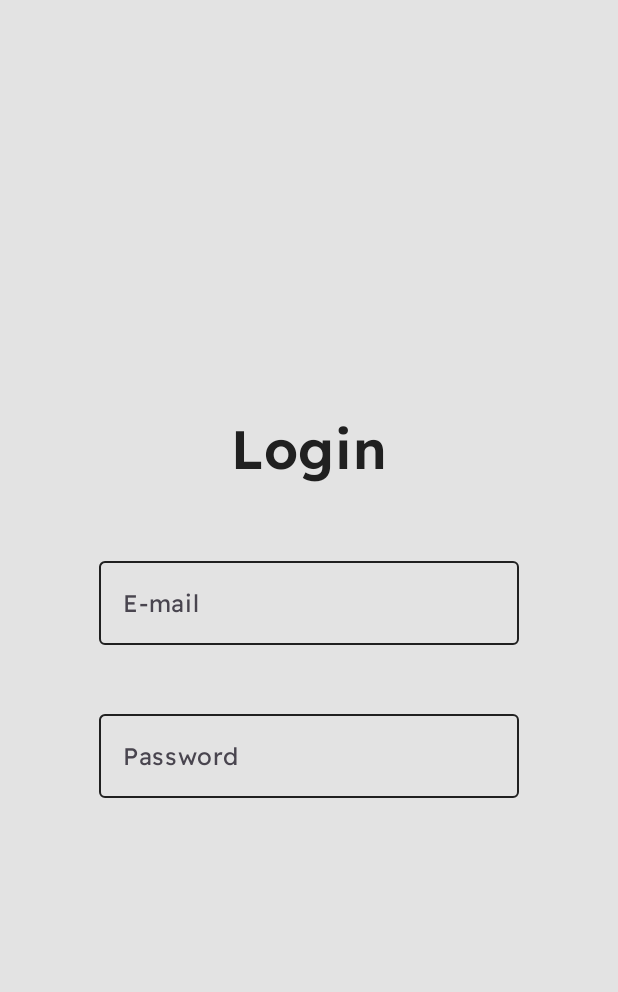
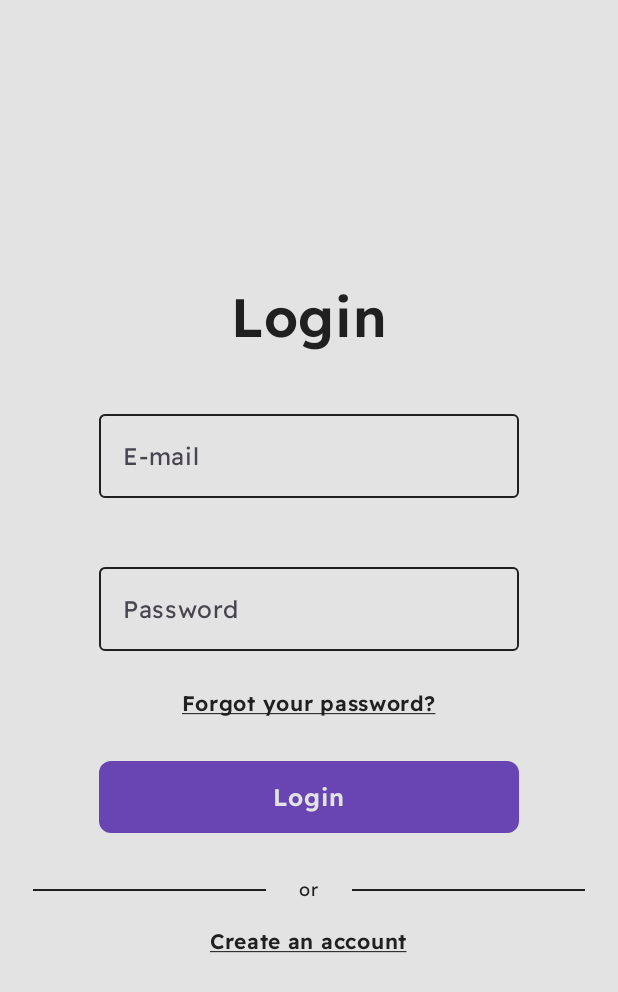
Before and after one commit to przemek06/iot_mobile, an Android app built with Jetpack Compose: the screen it shows after launch (MainActivity), on a phone screen of 412 x 824 dp. Shown: the top 992 px of the screen. Run offline under Robolectric (Android 15) with nearby library versions, the phone set to English and light mode, and no system bars.

Commit message:
finished login screens

```diff
--- a/frontend/app/src/main/java/edu/pwr/iotmobile/androidimcs/ui/components/ButtonCommon.kt
+++ b/frontend/app/src/main/java/edu/pwr/iotmobile/androidimcs/ui/components/ButtonCommon.kt
@@ -12,6 +12,7 @@ import androidx.compose.runtime.Composable
 import androidx.compose.runtime.remember
 import androidx.compose.ui.Modifier
 import androidx.compose.ui.graphics.Color
+import androidx.compose.ui.text.font.FontWeight
 import androidx.compose.ui.unit.Dp
 import edu.pwr.iotmobile.androidimcs.ui.extensions.conditional
 import edu.pwr.iotmobile.androidimcs.ui.theme.Dimensions
@@ -64,6 +65,7 @@ fun ButtonCommon(
         Text(
             text = text,
             style = MaterialTheme.typography.bodyLarge,
+            fontWeight = FontWeight.SemiBold,
             color = textColor
         )
     }
--- /dev/null
+++ b/frontend/app/src/main/java/edu/pwr/iotmobile/androidimcs/ui/components/OrDivider.kt
@@ -0,0 +1,42 @@
+package edu.pwr.iotmobile.androidimcs.ui.components
+
+import androidx.compose.foundation.layout.Row
+import androidx.compose.foundation.layout.RowScope
+import androidx.compose.foundation.layout.fillMaxWidth
+import androidx.compose.foundation.layout.padding
+import androidx.compose.material3.Divider
+import androidx.compose.material3.MaterialTheme
+import androidx.compose.material3.Text
+import androidx.compose.runtime.Composable
+import androidx.compose.ui.Alignment
+import androidx.compose.ui.Modifier
+import androidx.compose.ui.res.stringResource
+import androidx.compose.ui.unit.dp
+import edu.pwr.iotmobile.androidimcs.R
+import edu.pwr.iotmobile.androidimcs.ui.theme.Dimensions
+
+@Composable
+fun OrDivider() {
+    Row(
+        modifier = Modifier.fillMaxWidth(),
+        verticalAlignment = Alignment.CenterVertically
+    ) {
+        CustomDivider()
+        Text(
+            modifier = Modifier.padding(horizontal = Dimensions.space22),
+            text = stringResource(id = R.string.or),
+            style = MaterialTheme.typography.bodySmall,
+            color = MaterialTheme.colorScheme.onBackground
+        )
+        CustomDivider()
+    }
+}
+
+@Composable
+private fun RowScope.CustomDivider() {
+    Divider(
+        modifier = Modifier.weight(weight = 1f, fill = true),
+        thickness = 1.dp,
+        color = MaterialTheme.colorScheme.onBackground
+    )
+}
--- /dev/null
+++ b/frontend/app/src/main/java/edu/pwr/iotmobile/androidimcs/ui/components/TextLink.kt
@@ -0,0 +1,24 @@
+package edu.pwr.iotmobile.androidimcs.ui.components
+
+import androidx.compose.foundation.clickable
+import androidx.compose.material3.MaterialTheme
+import androidx.compose.material3.Text
+import androidx.compose.runtime.Composable
+import androidx.compose.ui.Modifier
+import androidx.compose.ui.text.font.FontWeight
+import androidx.compose.ui.text.style.TextDecoration
+
+@Composable
+fun TextLink(
+    text: String,
+    onClick: () -> Unit
+) {
+    Text(
+        modifier = Modifier.clickable { onClick() },
+        text = text,
+        style = MaterialTheme.typography.bodyMedium,
+        fontWeight = FontWeight.SemiBold,
+        textDecoration = TextDecoration.Underline,
+        color = MaterialTheme.colorScheme.onBackground
+    )
+}
--- a/frontend/app/src/main/java/edu/pwr/iotmobile/androidimcs/ui/navigation/NavigationGraph.kt
+++ b/frontend/app/src/main/java/edu/pwr/iotmobile/androidimcs/ui/navigation/NavigationGraph.kt
@@ -9,6 +9,7 @@ import androidx.navigation.compose.NavHost
 import androidx.navigation.NavHostController
 import androidx.navigation.compose.composable
 import edu.pwr.iotmobile.androidimcs.ui.screens.account.AccountScreen
+import edu.pwr.iotmobile.androidimcs.ui.screens.loginregister.login.LoginNavigation
 import edu.pwr.iotmobile.androidimcs.ui.screens.loginregister.login.LoginScreen
 import edu.pwr.iotmobile.androidimcs.ui.screens.main.MainScreen
 import edu.pwr.iotmobile.androidimcs.ui.screens.projectdetails.ProjectDetailsNavigation
@@ -50,7 +51,9 @@ fun NavGraph(
         }
 
         composable(Screen.Login.path) {
-            LoginScreen()
+            LoginScreen(
+                navigation = LoginNavigation.default(navController)
+            )
         }
     }
 }
--- /dev/null
+++ b/frontend/app/src/main/java/edu/pwr/iotmobile/androidimcs/ui/screens/loginregister/login/LoginNavigation.kt
@@ -0,0 +1,24 @@
+package edu.pwr.iotmobile.androidimcs.ui.screens.loginregister.login
+
+import androidx.navigation.NavController
+import edu.pwr.iotmobile.androidimcs.ui.navigation.Screen
+
+interface LoginNavigation {
+    fun onForgotPassword()
+    fun onCreateAccount()
+
+    companion object {
+        fun default(
+            navController: NavController
+        ) = object : LoginNavigation {
+            override fun onForgotPassword() {
+                navController.navigate(Screen.ForgotPassword.path)
+            }
+
+            override fun onCreateAccount() {
+                navController.navigate(Screen.Register.path)
+            }
+
+        }
+    }
+}
--- a/frontend/app/src/main/java/edu/pwr/iotmobile/androidimcs/ui/screens/loginregister/login/LoginScreen.kt
+++ b/frontend/app/src/main/java/edu/pwr/iotmobile/androidimcs/ui/screens/loginregister/login/LoginScreen.kt
@@ -19,30 +19,37 @@ import androidx.compose.ui.Modifier
 import androidx.compose.ui.platform.LocalFocusManager
 import androidx.compose.ui.platform.LocalSoftwareKeyboardController
 import androidx.compose.ui.res.stringResource
+import androidx.compose.ui.unit.dp
 import edu.pwr.iotmobile.androidimcs.R
+import edu.pwr.iotmobile.androidimcs.ui.components.ButtonCommon
 import edu.pwr.iotmobile.androidimcs.ui.components.InputField
+import edu.pwr.iotmobile.androidimcs.ui.components.OrDivider
+import edu.pwr.iotmobile.androidimcs.ui.components.TextLink
 import edu.pwr.iotmobile.androidimcs.ui.helpers.KeyboardFocusController
 import edu.pwr.iotmobile.androidimcs.ui.theme.Dimensions
 import edu.pwr.iotmobile.androidimcs.ui.theme.HeightSpacer
 import org.koin.androidx.compose.koinViewModel
 
 @Composable
-fun LoginScreen() {
+fun LoginScreen(navigation: LoginNavigation) {
     val viewModel = koinViewModel<LoginViewModel>()
     val uiState by viewModel.uiState.collectAsState()
     val uiInteraction = LoginUiInteraction.default(viewModel)
 
     LoginScreenContent(
         uiState = uiState,
-        uiInteraction = uiInteraction
+        uiInteraction = uiInteraction,
+        navigation = navigation
     )
 }
 
 @Composable
 private fun LoginScreenContent(
     uiState: LoginUiState,
-    uiInteraction: LoginUiInteraction
+    uiInteraction: LoginUiInteraction,
+    navigation: LoginNavigation
 ) {
+    // Used to clear focus and hide keyboard when clicked outside input fields
     val focusManager = LocalFocusManager.current
     val keyboardFocus = KeyboardFocusController(
         keyboardController = LocalSoftwareKeyboardController.current,
@@ -59,12 +66,15 @@ private fun LoginScreenContent(
         horizontalAlignment = Alignment.CenterHorizontally,
         verticalArrangement = Arrangement.Center
     ) {
+        // Title
         Text(
             text = stringResource(id = R.string.login),
             style = MaterialTheme.typography.titleLarge,
             color = MaterialTheme.colorScheme.onBackground
         )
-        Dimensions.space40.HeightSpacer()
+        Dimensions.space30.HeightSpacer()
+
+        // Input fields
         uiState.inputFields.forEachIndexed { index, inputField ->
             InputField(
                 text = inputField.text,
@@ -76,5 +86,31 @@ private fun LoginScreenContent(
             if (index < uiState.inputFields.lastIndex)
                 Dimensions.space18.HeightSpacer()
         }
+
+        // Forgot your password link
+        Dimensions.space10.HeightSpacer()
+        TextLink(
+            text = stringResource(id = R.string.forgot),
+            onClick = { navigation.onForgotPassword() }
+        )
+        Dimensions.space30.HeightSpacer()
+
+        // Login button
+        ButtonCommon(
+            text = stringResource(id = R.string.login),
+            width = 280.dp,
+            onClick = { uiInteraction.onLogin() }
+        )
+        Dimensions.space30.HeightSpacer()
+
+        // Screen divider
+        OrDivider()
+        Dimensions.space18.HeightSpacer()
+
+        // Register link
+        TextLink(
+            text = stringResource(id = R.string.create_an_account),
+            onClick = { navigation.onCreateAccount() }
+        )
     }
 }
--- a/frontend/app/src/main/java/edu/pwr/iotmobile/androidimcs/ui/screens/loginregister/login/LoginUiInteraction.kt
+++ b/frontend/app/src/main/java/edu/pwr/iotmobile/androidimcs/ui/screens/loginregister/login/LoginUiInteraction.kt
@@ -2,6 +2,7 @@ package edu.pwr.iotmobile.androidimcs.ui.screens.loginregister.login
 
 interface LoginUiInteraction {
     fun onTextChange(item: InputFieldData, text: String)
+    fun onLogin()
 
     companion object {
         fun default(
@@ -11,6 +12,10 @@ interface LoginUiInteraction {
                 viewModel.onTextChange(item, text)
             }
 
+            override fun onLogin() {
+                TODO("Not yet implemented")
+            }
+
         }
     }
 }
```
